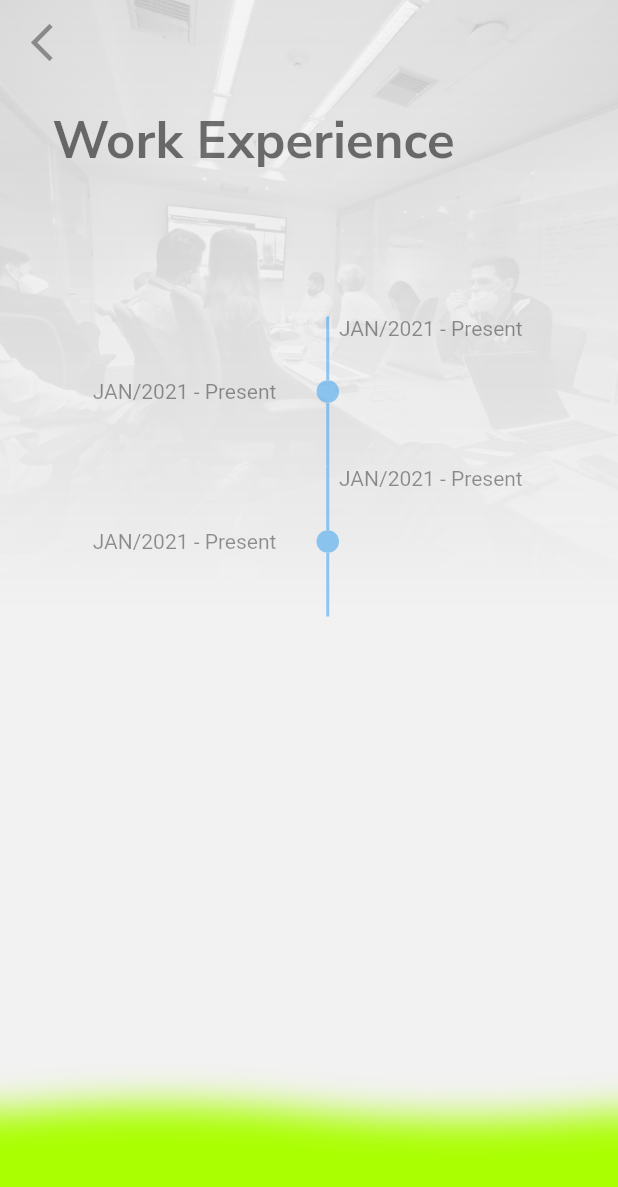
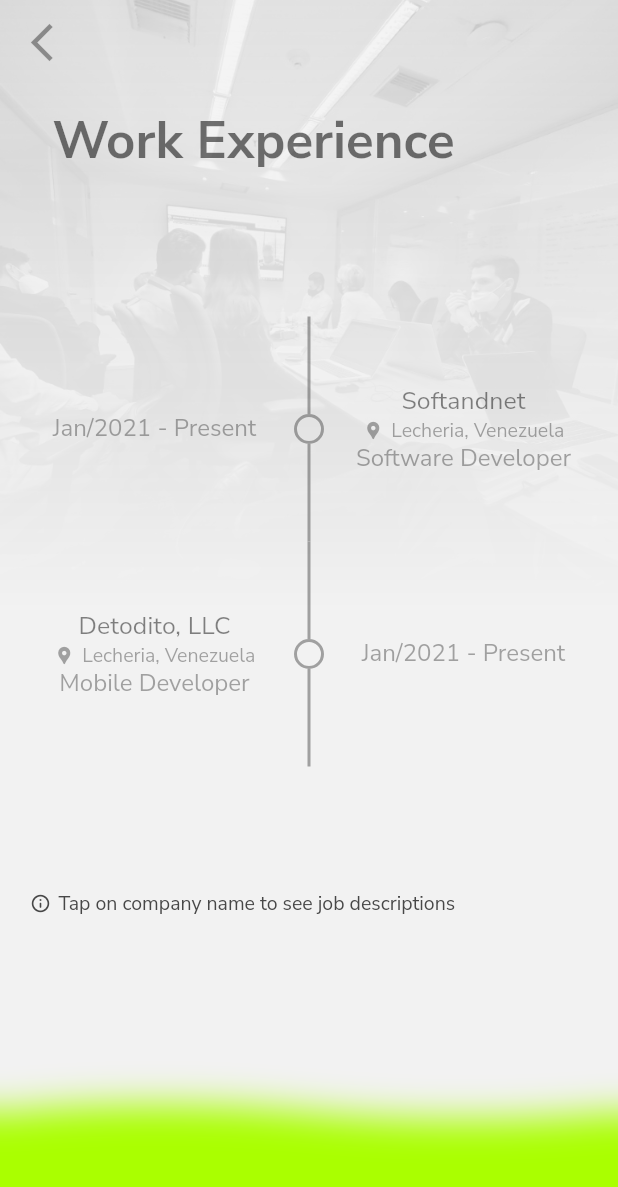
Before and after one commit to medinabotadev/cv_app, a Flutter app: the WorkExperienceScreen screen opened directly with empty values, on a phone screen of 412 x 824 dp. Shown: the top 1187 px of the screen. Run offline on Flutter 3.47's test engine with Material 2 defaults, Android fonts, the light colour scheme and no system bars; drawn by our look-alikes of timelines; our stand-ins replace flutter_svg, flutter_zoom_drawer, sensors_plus; accounts and stored records are empty; generated files the repository leaves out were written again; network calls fail.

Commit message:
work experience layout ended

```diff
--- a/lib/main.dart
+++ b/lib/main.dart
@@ -153,7 +153,7 @@ class MyApp extends StatelessWidget {
       ),
       // themeMode: ThemeMode.light,
       // themeMode: ThemeMode.dark,
-      themeMode: ThemeMode.system,
+      // themeMode: ThemeMode.system,
       initialRoute: '/SplashScreen',
       onGenerateRoute: RouteGenerator.generateRoute,
     );
--- a/lib/src/models/work_experience.dart
+++ b/lib/src/models/work_experience.dart
@@ -4,14 +4,16 @@ class WorkExperience{
   late String period;
   late String companyName;
   late String description;
+  late String location;
 
-  WorkExperience({required this.period, required this.companyName, required this.description});
+  WorkExperience({required this.period, required this.companyName, required this.description, required this.location});
 
   WorkExperience.fromJson(Map<String, dynamic> jsonMap){
     try {
       period      = jsonMap['period'] ?? '';
       companyName = jsonMap['companyName'] ?? '';
       description = jsonMap['description'] ?? '';
+      location    = jsonMap['location'] ?? '';
     } catch (e) {
       debugPrint('Work Experience model: ' + e.toString());
     }
@@ -23,8 +25,8 @@ class WorkExperienceList{
 
   WorkExperienceList(){
     _workExperienceList = [
-      WorkExperience(period: 'JAN/2021 - Present', companyName: 'Softandnet, Compañia Anonima', description: 'App development'),
-      WorkExperience(period: 'JAN/2021 - Present', companyName: 'Detodito, LLC', description: 'App development'),
+      WorkExperience(period: 'Jan/2021 - Present', companyName: 'Softandnet', description: 'Software Developer', location: 'Lecheria, Venezuela'),
+      WorkExperience(period: 'Jan/2021 - Present', companyName: 'Detodito, LLC', description: 'Mobile Developer', location: 'Lecheria, Venezuela'),
     ];
   }
 
--- a/lib/src/screens/work_experience_screen.dart
+++ b/lib/src/screens/work_experience_screen.dart
@@ -101,38 +101,81 @@ class _WorkExperienceScreenState extends State<WorkExperienceScreen> with Ticker
             top: 155 + (y * 6),
             bottom: (y * -6),
             right: (x * -6),
-            left: 35 + (x * 6),
+            left: 00 + (x * 6),
             child: AnimatedBuilder(
                 animation: Listenable.merge([fadeInAnimationController, fadeOutAnimationController]),
                 builder: (BuildContext context, child) {
                   return Padding(
-                  padding: const EdgeInsets.only(right: 10.0),
+                  padding: const EdgeInsets.only(right: 10.0, left: 10.0),
                   child: Opacity(
                     opacity: fadeIn.value - fadeOut.value,
-                    child: Container(
                     child: Timeline.tileBuilder(
-                        // TODO: Add personalization to timeline
+                      theme: TimelineThemeData(
+                        indicatorTheme: IndicatorThemeData(
+                          color: Theme.of(context).colorScheme.brightness != Brightness.light ? Theme.of(context).primaryColor : Theme.of(context).hintColor,
+                          size: 20.0
+                        ),
+                        connectorTheme: ConnectorThemeData(
+                          color: Theme.of(context).hintColor
+                        )
+                      ),
                       builder: TimelineTileBuilder.fromStyle(
+                        itemExtent: 150.0,
+                        endConnectorStyle: ConnectorStyle.solidLine,
+                        contentsAlign: ContentsAlign.alternating,
+                        connectorStyle: ConnectorStyle.solidLine,
+                        indicatorStyle: IndicatorStyle.outlined,
                         itemCount: workExperience.length,
                         oppositeContentsBuilder: (BuildContext context, int index){
-                            return Container(
+                          return SizedBox(
                             height: 100.0,
-                              child: Center(child: Text(workExperience[0].period)),
+                            // color: Colors.red,
+                            child: Center(child: Text(workExperience[index].period, style: Theme.of(context).textTheme.subtitle1,)),
                           );
                         },
                         contentsBuilder: (BuildContext context, int index){
-                            return Container(
+                          return SizedBox(
                             height: 100.0,
-                              child: Text(workExperience[0].period),
+                            child: Center(
+                              child: Column(
+                                mainAxisAlignment: MainAxisAlignment.center,
+                                children: [
+                                  Text(workExperience[index].companyName, style: Theme.of(context).textTheme.subtitle2, overflow: TextOverflow.ellipsis, maxLines: 1,),
+                                  // const SizedBox(height: 10.0,),
+                                  Row(
+                                    mainAxisAlignment: MainAxisAlignment.center,
+                                    children: [
+                                      const Icon(Icons.location_pin, size: 14.0,),
+                                      const SizedBox(width: 5.0,),
+                                      Text(workExperience[index].location, style: Theme.of(context).textTheme.subtitle1!.merge(const TextStyle(fontSize: 13.0)), overflow: TextOverflow.ellipsis, maxLines: 1,),
+                                    ],
+                                  ),
+                                  Text(workExperience[index].description, style: Theme.of(context).textTheme.subtitle1, overflow: TextOverflow.ellipsis, maxLines: 1,),
+                                ],
+                              ),
+                            ),
                           );
                         },
                       )
-                      ),
                     )
                   ),
                 );
               }
             ),
+          ),
+          AnimatedPositioned(
+            duration: const Duration(milliseconds: 500),
+            top: 380 + (y * 3),
+            bottom: (y * -3),
+            right: (x * -3),
+            left: 20 + (x * 3),
+            child: Row(
+              children: <Widget>[
+                const Icon(Icons.info_outline_rounded, size: 14.0,),
+                const SizedBox(width: 5.0,),
+                Text('Tap on company name to see job descriptions', style: Theme.of(context).textTheme.subtitle1!.merge(const TextStyle(fontSize: 13.0)))
+              ],
+            )
           )
         ],
       ),
```
Lines whose indentation alone changed are shown as unchanged.
